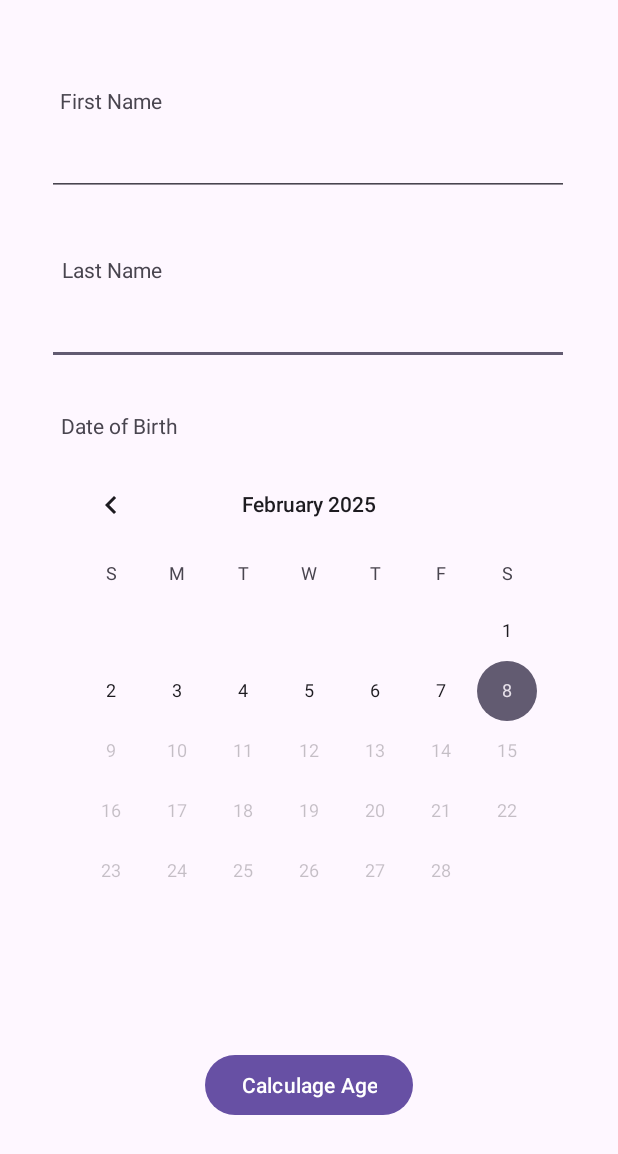
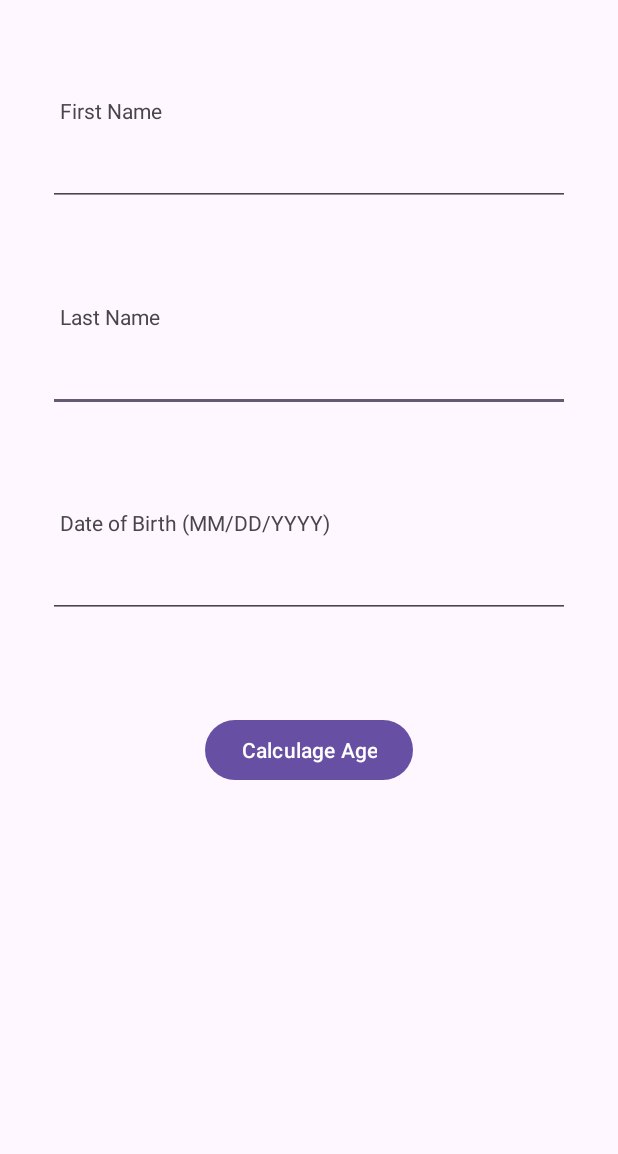
Before and after one commit to TheVeteranDev/CalculateAge, an Android app: the screen it shows after launch (MainActivity), after a tap on "Calculage Age", on a phone screen of 412 x 824 dp. Shown: the top 1154 px of the screen. Run offline under Robolectric (Android 15) with nearby library versions, the phone set to English and light mode, and no system bars.

Commit message:
updated to use input for date of birth to align with requirements

```diff
--- a/app/src/main/java/com/example/calculateage/MainActivity.kt
+++ b/app/src/main/java/com/example/calculateage/MainActivity.kt
@@ -11,8 +11,12 @@ import androidx.activity.enableEdgeToEdge
 import androidx.appcompat.app.AppCompatActivity
 import androidx.core.view.ViewCompat
 import androidx.core.view.WindowInsetsCompat
+import java.text.SimpleDateFormat
 import java.time.Month
+import java.time.format.DateTimeParseException
 import java.util.Calendar
+import java.util.Locale
+import kotlin.time.Duration.Companion.microseconds
 
 class MainActivity : AppCompatActivity() {
     override fun onCreate(savedInstanceState: Bundle?) {
@@ -28,39 +32,54 @@ class MainActivity : AppCompatActivity() {
         // Get all the inputs, calendar and button.
         val firstNameInput = findViewById<EditText>(R.id.first_name_input)
         val lastNameInput = findViewById<EditText>(R.id.last_name_input)
-        val birthDatePicker = findViewById<CalendarView>(R.id.birthdate_picker)
+        val dateInput = findViewById<EditText>(R.id.date_input)
         val calcAgeButton = findViewById<Button>(R.id.calc_age_button)
 
-        val today = Calendar.getInstance().timeInMillis
-
-        // Sets the max date allowed to be picked to today's date.
-        birthDatePicker.maxDate = today
-
-        // Sets the initial value to today's date in milliseconds.
-        var birthDateInMs = today
-
-        // Set a new birthDateInMs when a new date in the calendar is selected.
-        birthDatePicker.setOnDateChangeListener { _, year, month, dayOfMonth ->
-            val calendar = Calendar.getInstance()
-            calendar.set(year, month, dayOfMonth)
-            birthDateInMs = calendar.timeInMillis
-        }
-
-        // When the button is clicked will greet the user with their age and name.
+        /**
+         * When the button is clicked will greet the user with their age and name,
+         * or display a toast with what part of the form is not filled out correctly.
+         */
         calcAgeButton.setOnClickListener {
             val firstName = firstNameInput.text.toString().trim()
+
+            // If the first name input was not filled in, send error to the user.
             if (firstName.isEmpty()) {
-                toastError("First name is required!")
+                toast("First name is required!")
                 return@setOnClickListener
             }
 
             val lastName = lastNameInput.text.toString().trim()
+
+            // If the last name input was not filled in, send error to the user.
             if (lastName.isEmpty()) {
-                toastError("Last name is required!")
+                toast("Last name is required!")
                 return@setOnClickListener
             }
 
-            toastGreetingAndAge(firstName, lastName, calcAge(birthDateInMs))
+            // If the date of birth input was not filled in, send error to the user.
+            val birtDateStr = dateInput.text.toString().trim()
+            if (birtDateStr.isEmpty()) {
+                toast("Date of Birth is required!")
+                return@setOnClickListener
+            }
+
+            // Parse the date of birth and return the time in milliseconds
+            val birthDate = parseBirthDate(birtDateStr)
+
+            // If the birth date is -1L for time in milliseconds, send the user the error message.
+            if (birthDate == -1L) {
+                toast("The Date of Birth entered is not valid, please use the format MM/DD/YYYY")
+                return@setOnClickListener
+            }
+
+            // If the birth date is a future date, send the user a funny error message.
+            if (isFutureDate(birthDate)) {
+                toast("You must be a time traveler!\nPlease re-enter your Date of Birth!")
+                return@setOnClickListener
+            }
+
+            // All error checks succeeded, send the user a greeting with their age.
+            toast("Hello $firstName $lastName! You are ${calcAge(birthDate)} years old!")
         }
     }
 
@@ -94,25 +113,40 @@ class MainActivity : AppCompatActivity() {
     }
 
     /**
-     * Shows a toast to the user with a greeting and their age.
-     * @param firstName First name of the user.
-     * @param lastName Last name of the user.
-     * @param age Age of the user.
+     * Parses the string value of the date of birth into a time in milliseconds.
+     * @param birthDateStr String value of the date
+     * @return Date as time in milliseconds.  Invalid dates will return -1L.
      */
-    private fun toastGreetingAndAge(firstName: String, lastName: String, age: Int) {
-        // Create the text with the greeting and age.
-        val greeting = "Hello $firstName $lastName!\nYou are $age years old today!"
-
-        // Display the greeting and age.
-        Toast.makeText(this, greeting, Toast.LENGTH_LONG).show()
+    private fun parseBirthDate(birthDateStr: String): Long {
+        val formatter = SimpleDateFormat("MM/dd/yyyy", Locale.US) // Correct format
+        try {
+            val birthDate = formatter.parse(birthDateStr)
+            if (birthDate != null) {
+                val calendar = Calendar.getInstance()
+                calendar.time = birthDate
+                return calendar.timeInMillis
+            }
+        } catch (e: Exception) {
+            println("Caught exception parsing date from string: $e")
+        }
+        return -1L
     }
 
     /**
-     * Shows a toast with an error message to the user when inputs are not valid.
+     * Determine if a date entered is in the future.
+     * @param timeInMs The date represented as time in milliseconds.
+     * @return true if the date is in the future
+     */
+    private fun isFutureDate(timeInMs: Long): Boolean {
+        return timeInMs > Calendar.getInstance().timeInMillis
+    }
+
+    /**
+     * Shows a toast with a message for the user.
      * @param message The message to show the user.
      */
-    private fun toastError(message: String) {
-        Toast.makeText(this, message, Toast.LENGTH_SHORT).show()
+    private fun toast(message: String) {
+        Toast.makeText(this, message, Toast.LENGTH_LONG).show()
 
     }
 }
--- a/app/src/main/res/layout/activity_main.xml
+++ b/app/src/main/res/layout/activity_main.xml
@@ -12,30 +12,34 @@
         android:layout_width="wrap_content"
         android:layout_height="wrap_content"
         android:layout_marginStart="165dp"
-        android:layout_marginTop="16dp"
+        android:layout_marginTop="64dp"
         android:layout_marginEnd="156dp"
-        android:layout_marginBottom="50dp"
         android:onClick="myButtonClick"
         android:text="Calculage Age"
-        app:layout_constraintBottom_toBottomOf="parent"
         app:layout_constraintEnd_toEndOf="parent"
         app:layout_constraintHorizontal_bias="0.6"
         app:layout_constraintStart_toStartOf="parent"
-        app:layout_constraintTop_toBottomOf="@+id/birthdate_picker" />
+        app:layout_constraintTop_toBottomOf="@+id/date_input" />
 
     <EditText
         android:id="@+id/last_name_input"
         android:layout_width="348dp"
         android:layout_height="54dp"
         android:layout_marginStart="16dp"
-        android:layout_marginTop="16dp"
         android:layout_marginEnd="16dp"
-        android:layout_marginBottom="16dp"
         android:ems="10"
         android:inputType="text"
-        app:layout_constraintBottom_toTopOf="@+id/birthdate_picker"
         app:layout_constraintEnd_toEndOf="parent"
-        app:layout_constraintHorizontal_bias="0.483"
+        app:layout_constraintStart_toStartOf="parent"
+        app:layout_constraintTop_toBottomOf="@+id/last_name_label" />
+
+    <TextView
+        android:id="@+id/last_name_label"
+        android:layout_width="wrap_content"
+        android:layout_height="wrap_content"
+        android:layout_marginStart="40dp"
+        android:layout_marginTop="64dp"
+        android:text="Last Name"
         app:layout_constraintStart_toStartOf="parent"
         app:layout_constraintTop_toBottomOf="@+id/first_name_input" />
 
@@ -44,72 +48,43 @@
         android:layout_width="348dp"
         android:layout_height="54dp"
         android:layout_marginStart="16dp"
-        android:layout_marginTop="50dp"
         android:layout_marginEnd="16dp"
-        android:layout_marginBottom="16dp"
         android:ems="10"
         android:inputType="text"
-        app:layout_constraintBottom_toTopOf="@+id/last_name_input"
-        app:layout_constraintEnd_toEndOf="parent"
-        app:layout_constraintHorizontal_bias="0.483"
-        app:layout_constraintStart_toStartOf="parent"
-        app:layout_constraintTop_toTopOf="parent" />
-
-    <CalendarView
-        android:id="@+id/birthdate_picker"
-        android:layout_width="wrap_content"
-        android:layout_height="wrap_content"
-        android:layout_marginStart="16dp"
-        android:layout_marginTop="16dp"
-        android:layout_marginEnd="16dp"
-        android:layout_marginBottom="16dp"
-        app:layout_constraintBottom_toTopOf="@+id/calc_age_button"
         app:layout_constraintEnd_toEndOf="parent"
         app:layout_constraintStart_toStartOf="parent"
-        app:layout_constraintTop_toBottomOf="@+id/last_name_input" />
+        app:layout_constraintTop_toBottomOf="@+id/first_name_label" />
 
     <TextView
         android:id="@+id/first_name_label"
         android:layout_width="wrap_content"
         android:layout_height="wrap_content"
         android:layout_marginStart="40dp"
-        android:layout_marginTop="39dp"
-        android:layout_marginEnd="302dp"
+        android:layout_marginTop="64dp"
         android:text="First Name"
-        app:layout_constraintBottom_toTopOf="@+id/first_name_input"
-        app:layout_constraintEnd_toEndOf="parent"
-        app:layout_constraintHorizontal_bias="0.0"
         app:layout_constraintStart_toStartOf="parent"
-        app:layout_constraintTop_toTopOf="parent"
-        app:layout_constraintVertical_bias="1.0" />
+        app:layout_constraintTop_toTopOf="parent" />
 
     <TextView
-        android:id="@+id/last_name_label"
-        android:layout_width="wrap_content"
-        android:layout_height="wrap_content"
-        android:layout_marginStart="41dp"
-        android:layout_marginTop="21dp"
-        android:layout_marginEnd="302dp"
-        android:text="Last Name"
-        app:layout_constraintBottom_toTopOf="@+id/last_name_input"
-        app:layout_constraintEnd_toEndOf="parent"
-        app:layout_constraintHorizontal_bias="0.0"
-        app:layout_constraintStart_toStartOf="parent"
-        app:layout_constraintTop_toBottomOf="@+id/first_name_input"
-        app:layout_constraintVertical_bias="1.0" />
-
-    <TextView
-        android:id="@+id/birthdate_label"
+        android:id="@+id/date_label"
         android:layout_width="wrap_content"
         android:layout_height="wrap_content"
         android:layout_marginStart="40dp"
-        android:layout_marginTop="22dp"
-        android:layout_marginEnd="293dp"
-        android:layout_marginBottom="1dp"
-        android:text="Date of Birth"
-        app:layout_constraintBottom_toTopOf="@+id/birthdate_picker"
-        app:layout_constraintEnd_toEndOf="parent"
+        android:layout_marginTop="64dp"
+        android:text="Date of Birth (MM/DD/YYYY)"
         app:layout_constraintStart_toStartOf="parent"
         app:layout_constraintTop_toBottomOf="@+id/last_name_input" />
 
+    <EditText
+        android:id="@+id/date_input"
+        android:layout_width="348dp"
+        android:layout_height="54dp"
+        android:layout_marginStart="16dp"
+        android:layout_marginEnd="16dp"
+        android:ems="10"
+        android:inputType="text"
+        app:layout_constraintEnd_toEndOf="parent"
+        app:layout_constraintStart_toStartOf="parent"
+        app:layout_constraintTop_toBottomOf="@+id/date_label" />
+
 </androidx.constraintlayout.widget.ConstraintLayout>
```
